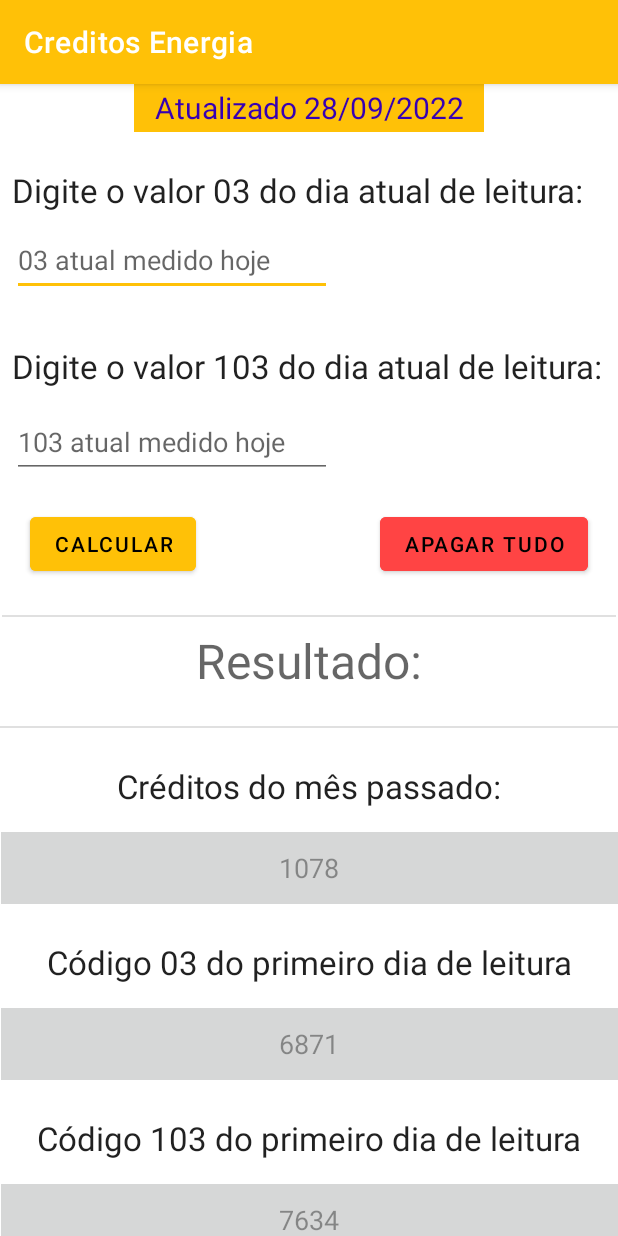
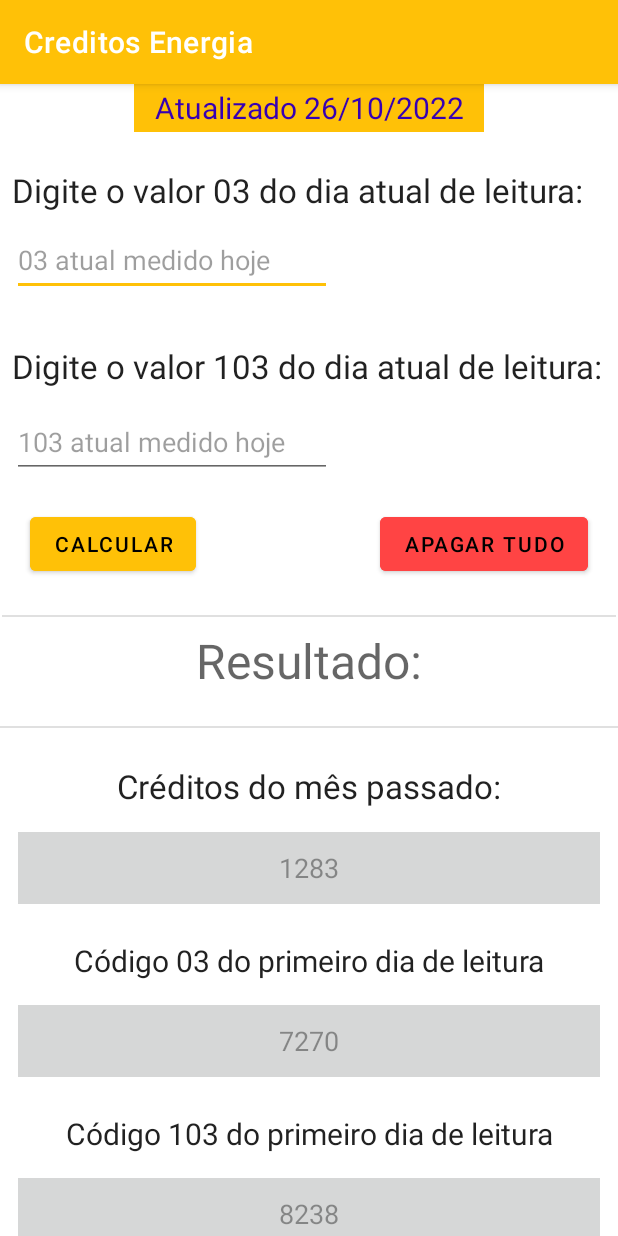
Before and after one commit to Guilhermerrrr/Calculadora-Creditos-Energia-Solar, an Android app: the screen it shows after launch (MainActivity), on a phone screen of 412 x 824 dp. Run offline under Robolectric (Android 15) with nearby library versions, the phone set to English and light mode, and no system bars.

Commit message:
Atualização mês de outubro22 + pequenas correções
- Comecei a colocar a versão do app (app/build.gradle)
- Corrigido erro #2 alterando a margem de todas as caixas que mostram os valores do mês passado e diminuindo a fonte dos textos que podem ficar muito colados.
- Novos valores do mês de outubro 2022

```diff
--- a/app/build.gradle
+++ b/app/build.gradle
@@ -12,8 +12,8 @@ android {
         applicationId "com.example.creditosenergia"
         minSdk 21
         targetSdk 32
-        versionCode 1
-        versionName "1.0"
+        versionCode 2
+        versionName "1.0.3"
 
         testInstrumentationRunner "androidx.test.runner.AndroidJUnitRunner"
     }
--- a/app/src/main/res/layout/activity_main.xml
+++ b/app/src/main/res/layout/activity_main.xml
@@ -14,7 +14,7 @@
 
         <TextView
             android:id="@+id/textView"
-            android:layout_width="395dp"
+            android:layout_width="wrap_content"
             android:layout_height="wrap_content"
             android:layout_marginStart="8dp"
             android:layout_marginTop="24dp"
@@ -22,6 +22,7 @@
             android:text="Créditos do mês passado:"
             android:textAlignment="center"
             android:textAppearance="@style/TextAppearance.AppCompat.Large"
+            android:textSize="22sp"
             app:layout_constraintEnd_toEndOf="parent"
             app:layout_constraintStart_toStartOf="parent"
             app:layout_constraintTop_toBottomOf="@+id/divider2" />
@@ -29,17 +30,21 @@
         <EditText
             android:id="@+id/tela_credito_inicial"
             style="@style/Widget.AppCompat.AutoCompleteTextView"
-            android:layout_width="411dp"
+            android:layout_width="0dp"
             android:layout_height="wrap_content"
+            android:layout_marginStart="12dp"
             android:layout_marginTop="16dp"
+            android:layout_marginEnd="12dp"
             android:background="?attr/colorButtonNormal"
             android:ems="10"
             android:enabled="true"
+            android:importantForAutofill="no"
             android:inputType="textPersonName"
             android:minHeight="48dp"
-            android:text="1078"
+            android:text="1283"
             android:textAlignment="center"
             android:textColor="@color/material_on_background_disabled"
+            android:textColorHint="@color/material_on_primary_disabled"
             android:textSize="18sp"
             app:layout_constraintEnd_toEndOf="parent"
             app:layout_constraintStart_toStartOf="parent"
@@ -48,31 +53,36 @@
         <EditText
             android:id="@+id/tela_inicial_03"
             style="@style/Widget.AppCompat.AutoCompleteTextView"
-            android:layout_width="411dp"
+            android:layout_width="0dp"
             android:layout_height="wrap_content"
+            android:layout_marginStart="12dp"
             android:layout_marginTop="16dp"
+            android:layout_marginEnd="12dp"
             android:background="?attr/colorButtonNormal"
             android:ems="10"
             android:enabled="true"
+            android:importantForAutofill="no"
             android:inputType="textPersonName"
             android:minHeight="48dp"
-            android:text="6871"
+            android:text="7270"
             android:textAlignment="center"
             android:textColor="@color/material_on_background_disabled"
+            android:textColorHint="@color/material_on_primary_disabled"
             app:layout_constraintEnd_toEndOf="parent"
             app:layout_constraintStart_toStartOf="parent"
             app:layout_constraintTop_toBottomOf="@+id/textView2" />
 
         <TextView
             android:id="@+id/textView3"
-            android:layout_width="395dp"
+            android:layout_width="wrap_content"
             android:layout_height="wrap_content"
             android:layout_marginStart="8dp"
             android:layout_marginTop="24dp"
             android:layout_marginEnd="8dp"
-            android:text="Código 103 do primeiro dia de leitura"
+            android:text="@string/codigo_103_do_primeiro_dia_de_leitura"
             android:textAlignment="center"
             android:textAppearance="@style/TextAppearance.AppCompat.Large"
+            android:textSize="20sp"
             app:layout_constraintEnd_toEndOf="parent"
             app:layout_constraintStart_toStartOf="parent"
             app:layout_constraintTop_toBottomOf="@+id/tela_inicial_03" />
@@ -80,18 +90,21 @@
         <EditText
             android:id="@+id/tela_inicial_103"
             style="@style/Widget.AppCompat.AutoCompleteTextView"
-            android:layout_width="411dp"
+            android:layout_width="0dp"
             android:layout_height="wrap_content"
+            android:layout_marginStart="12dp"
             android:layout_marginTop="16dp"
+            android:layout_marginEnd="12dp"
             android:layout_marginBottom="16dp"
             android:background="?attr/colorButtonNormal"
             android:ems="10"
             android:enabled="true"
             android:inputType="textPersonName"
             android:minHeight="48dp"
-            android:text="7634"
+            android:text="8238"
             android:textAlignment="center"
             android:textColor="@color/material_on_background_disabled"
+            android:textColorHint="@color/material_on_primary_disabled"
             app:layout_constraintBottom_toBottomOf="parent"
             app:layout_constraintEnd_toEndOf="parent"
             app:layout_constraintStart_toStartOf="parent"
@@ -99,7 +112,7 @@
 
         <TextView
             android:id="@+id/textView2"
-            android:layout_width="395dp"
+            android:layout_width="wrap_content"
             android:layout_height="wrap_content"
             android:layout_marginStart="8dp"
             android:layout_marginTop="24dp"
@@ -107,6 +120,7 @@
             android:text="Código 03 do primeiro dia de leitura"
             android:textAlignment="center"
             android:textAppearance="@style/TextAppearance.AppCompat.Large"
+            android:textSize="20sp"
             app:layout_constraintEnd_toEndOf="parent"
             app:layout_constraintStart_toStartOf="parent"
             app:layout_constraintTop_toBottomOf="@+id/tela_credito_inicial" />
@@ -121,6 +135,7 @@
             android:hint="03 atual medido hoje"
             android:inputType="number"
             android:minHeight="48dp"
+            android:textColorHint="@color/material_on_primary_disabled"
             app:layout_constraintStart_toStartOf="parent"
             app:layout_constraintTop_toBottomOf="@+id/textView4" />
 
@@ -156,6 +171,7 @@
             android:layout_marginEnd="8dp"
             android:layout_marginBottom="8dp"
             android:text="Resultado:"
+            android:textAlignment="center"
             android:textAppearance="@style/TextAppearance.AppCompat.Display1"
             android:textSize="32sp"
             app:layout_constraintBottom_toTopOf="@+id/divider2"
@@ -173,6 +189,7 @@
             android:hint="103 atual medido hoje"
             android:inputType="number"
             android:minHeight="48dp"
+            android:textColorHint="@color/material_on_primary_disabled"
             app:layout_constraintStart_toStartOf="parent"
             app:layout_constraintTop_toBottomOf="@+id/textView5" />
 
@@ -211,13 +228,14 @@
             android:ems="10"
             android:inputType="textPersonName"
             android:minHeight="32dp"
-            android:text="Atualizado 28/09/2022"
+            android:text="Atualizado 26/10/2022"
             android:textAlignment="center"
             android:textColor="@color/purple_700"
             android:textSize="20sp"
             app:layout_constraintEnd_toEndOf="parent"
             app:layout_constraintStart_toStartOf="parent"
-            app:layout_constraintTop_toTopOf="parent" />
+            app:layout_constraintTop_toTopOf="parent"
+            android:importantForAutofill="no" />
 
         <View
             android:id="@+id/divider"
--- a/app/src/main/res/values/strings.xml
+++ b/app/src/main/res/values/strings.xml
@@ -1,3 +1,4 @@
 <resources>
     <string name="app_name">Creditos Energia</string>
+    <string name="codigo_103_do_primeiro_dia_de_leitura">Código 103 do primeiro dia de leitura</string>
 </resources>
```
